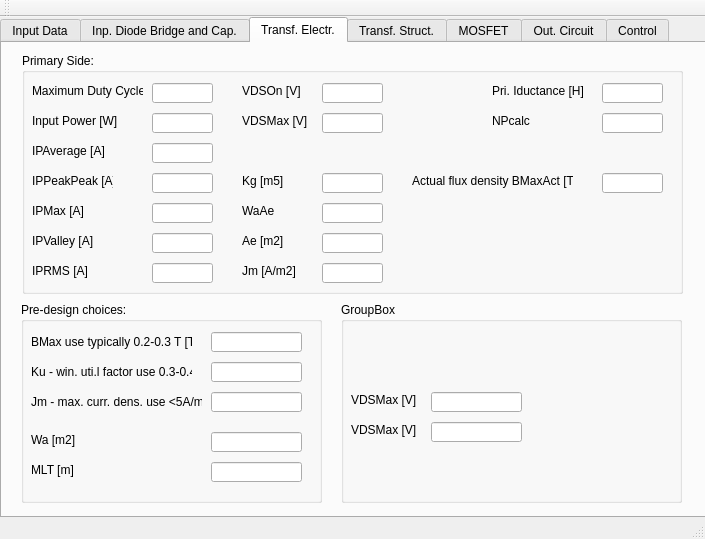
aemeltsev/FLySMPS, file FLySMPS/FLySMPS.ui: the form before one commit.
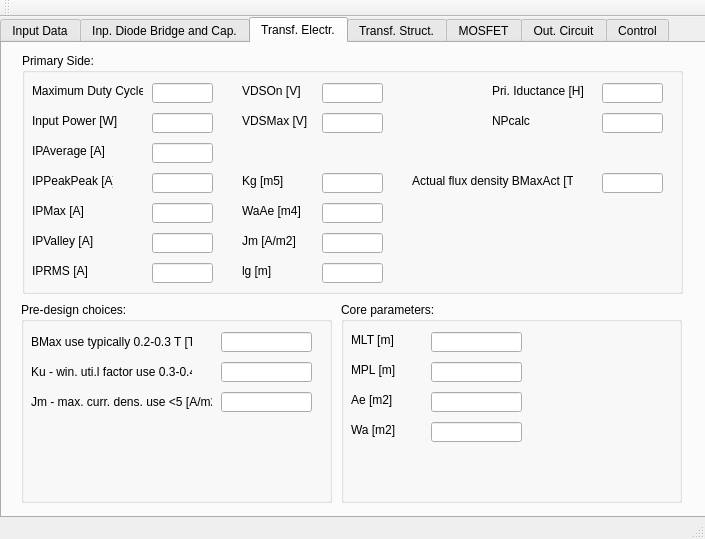
The form after the commit.

Diff of the .ui file:
```diff
--- a/FLySMPS/FLySMPS.ui
+++ b/FLySMPS/FLySMPS.ui
@@ -1560,13 +1560,13 @@
        <property name="geometry">
         <rect>
          <x>220</x>
-         <y>180</y>
+         <y>210</y>
          <width>51</width>
          <height>16</height>
         </rect>
        </property>
        <property name="text">
-        <string>Ae [m2]</string>
+        <string>lg [m]</string>
        </property>
       </widget>
       <widget class="QLabel" name="label_67">
@@ -1574,19 +1574,19 @@
         <rect>
          <x>220</x>
          <y>150</y>
-         <width>41</width>
+         <width>61</width>
          <height>16</height>
         </rect>
        </property>
        <property name="text">
-        <string>WaAe</string>
+        <string>WaAe [m4]</string>
        </property>
       </widget>
       <widget class="QLabel" name="label_70">
        <property name="geometry">
         <rect>
          <x>220</x>
-         <y>210</y>
+         <y>180</y>
          <width>61</width>
          <height>16</height>
         </rect>
@@ -1657,7 +1657,7 @@
        <rect>
         <x>19</x>
         <y>259</y>
-        <width>301</width>
+        <width>311</width>
         <height>201</height>
        </rect>
       </property>
@@ -1680,7 +1680,7 @@
       <widget class="QLineEdit" name="lineEdit_62">
        <property name="geometry">
         <rect>
-         <x>190</x>
+         <x>200</x>
          <y>60</y>
          <width>91</width>
          <height>20</height>
@@ -1703,7 +1703,7 @@
       <widget class="QLineEdit" name="lineEdit_63">
        <property name="geometry">
         <rect>
-         <x>190</x>
+         <x>200</x>
          <y>90</y>
          <width>91</width>
          <height>20</height>
@@ -1715,70 +1715,24 @@
         <rect>
          <x>10</x>
          <y>90</y>
-         <width>171</width>
+         <width>181</width>
          <height>20</height>
         </rect>
        </property>
        <property name="text">
-        <string>Jm - max. curr. dens. use &lt;5A/m2</string>
+        <string>Jm - max. curr. dens. use &lt;5 [A/m2]</string>
        </property>
       </widget>
       <widget class="QLineEdit" name="lineEdit_61">
        <property name="geometry">
         <rect>
-         <x>190</x>
+         <x>200</x>
          <y>30</y>
          <width>91</width>
          <height>20</height>
         </rect>
        </property>
       </widget>
-      <widget class="QLabel" name="label_72">
-       <property name="geometry">
-        <rect>
-         <x>10</x>
-         <y>130</y>
-         <width>51</width>
-         <height>16</height>
-        </rect>
-       </property>
-       <property name="text">
-        <string>Wa [m2]</string>
-       </property>
-      </widget>
-      <widget class="QLineEdit" name="lineEdit_71">
-       <property name="geometry">
-        <rect>
-         <x>190</x>
-         <y>130</y>
-         <width>91</width>
-         <height>20</height>
-        </rect>
-       </property>
-      </widget>
-      <widget class="QLabel" name="label_73">
-       <property name="geometry">
-        <rect>
-         <x>10</x>
-         <y>160</y>
-         <width>51</width>
-         <height>16</height>
-        </rect>
-       </property>
-       <property name="text">
-        <string>MLT [m]</string>
-       </property>
-      </widget>
-      <widget class="QLineEdit" name="lineEdit_72">
-       <property name="geometry">
-        <rect>
-         <x>190</x>
-         <y>160</y>
-         <width>91</width>
-         <height>20</height>
-        </rect>
-       </property>
-      </widget>
      </widget>
      <widget class="QGroupBox" name="groupBox_9">
       <property name="geometry">
@@ -1790,7 +1744,7 @@
        </rect>
       </property>
       <property name="title">
-       <string>GroupBox</string>
+       <string>Core parameters:</string>
       </property>
       <widget class="QLineEdit" name="lineEdit_67">
        <property name="geometry">
@@ -1816,26 +1770,72 @@
        <property name="geometry">
         <rect>
          <x>10</x>
-         <y>90</y>
-         <width>71</width>
+         <y>60</y>
+         <width>51</width>
          <height>16</height>
         </rect>
        </property>
        <property name="text">
-        <string>VDSMax [V]</string>
+        <string>MPL [m]</string>
        </property>
       </widget>
       <widget class="QLabel" name="label_69">
        <property name="geometry">
         <rect>
          <x>10</x>
+         <y>90</y>
+         <width>51</width>
+         <height>16</height>
+        </rect>
+       </property>
+       <property name="text">
+        <string>Ae [m2]</string>
+       </property>
+      </widget>
+      <widget class="QLineEdit" name="lineEdit_71">
+       <property name="geometry">
+        <rect>
+         <x>90</x>
+         <y>30</y>
+         <width>91</width>
+         <height>20</height>
+        </rect>
+       </property>
+      </widget>
+      <widget class="QLineEdit" name="lineEdit_72">
+       <property name="geometry">
+        <rect>
+         <x>90</x>
+         <y>60</y>
+         <width>91</width>
+         <height>20</height>
+        </rect>
+       </property>
+      </widget>
+      <widget class="QLabel" name="label_73">
+       <property name="geometry">
+        <rect>
+         <x>10</x>
+         <y>30</y>
+         <width>51</width>
+         <height>16</height>
+        </rect>
+       </property>
+       <property name="text">
+        <string>MLT [m]</string>
+       </property>
+      </widget>
+      <widget class="QLabel" name="label_72">
+       <property name="geometry">
+        <rect>
+         <x>10</x>
          <y>120</y>
-         <width>71</width>
+         <width>51</width>
          <height>16</height>
         </rect>
        </property>
        <property name="text">
-        <string>VDSMax [V]</string>
+        <string>Wa [m2]</string>
        </property>
       </widget>
      </widget>
```
